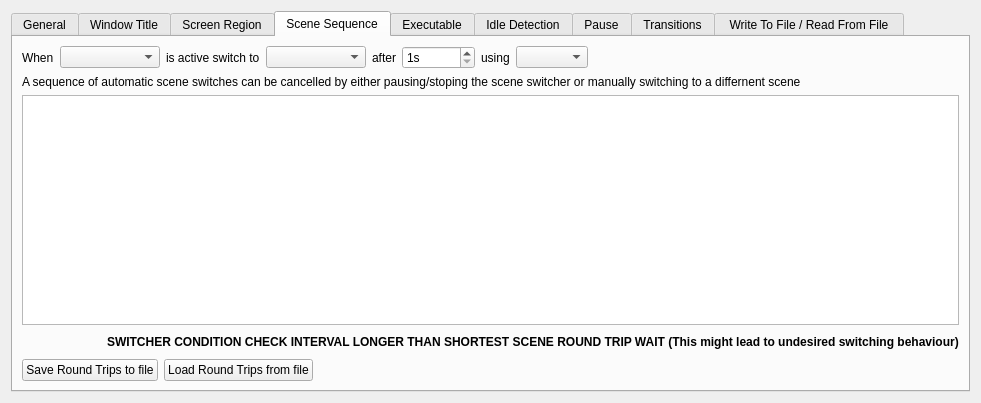
Qt form forms/advanced-scene-switcher.ui (WarmUpTill/SceneSwitcher) before a commit.
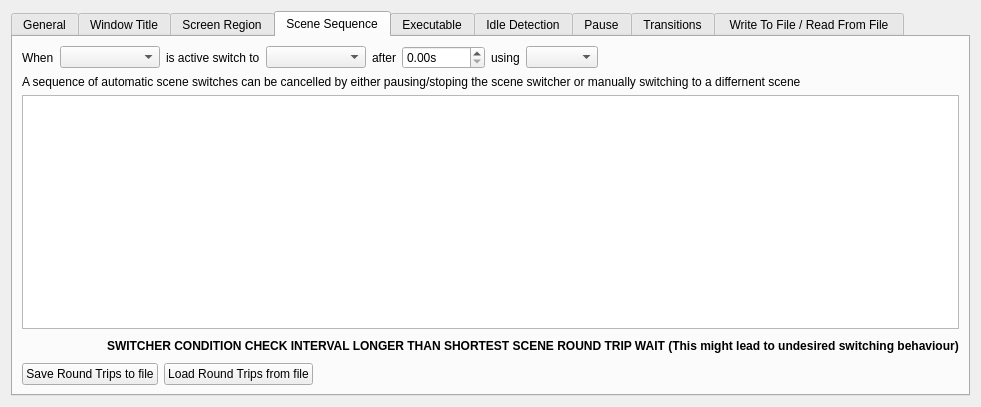
The same form after that commit. The open tabs and pages were chosen to show the change. Icons and pictures are not drawn.

Commit message: Increased Scene Sequence timer limit

```diff
--- a/forms/advanced-scene-switcher.ui
+++ b/forms/advanced-scene-switcher.ui
@@ -7,11 +7,11 @@
     <x>0</x>
     <y>0</y>
     <width>981</width>
-    <height>403</height>
+    <height>405</height>
    </rect>
   </property>
   <property name="windowTitle">
-   <string>SceneSwitcher</string>
+   <string>Advanced Scene Switcher</string>
   </property>
   <layout class="QVBoxLayout" name="verticalLayout">
    <item>
@@ -288,6 +288,13 @@
          </item>
         </layout>
        </item>
+       <item>
+        <widget class="QLabel" name="label_13">
+         <property name="text">
+          <string>(You can set a Hotkey to start and stop the scene switcher under Settings / Hotkeys / Toggle Start Stop for the Advanced Scene Switcher)</string>
+         </property>
+        </widget>
+       </item>
        <item>
         <layout class="QHBoxLayout" name="horizontalLayout_33">
          <item>
@@ -897,18 +904,12 @@
           </widget>
          </item>
          <item>
-          <widget class="QSpinBox" name="sceneRoundTripSpinBox">
+          <widget class="QDoubleSpinBox" name="sceneRoundTripSpinBox">
            <property name="suffix">
             <string>s</string>
            </property>
-           <property name="prefix">
-            <string/>
-           </property>
-           <property name="minimum">
-            <number>1</number>
-           </property>
            <property name="maximum">
-            <number>1000000</number>
+            <double>10000.000000000000000</double>
            </property>
           </widget>
          </item>
```
